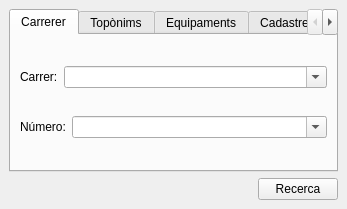
First picture: the form in ui/search_plus_dialog_base.ui, repository psigcat/searchplus-3, before the edit.
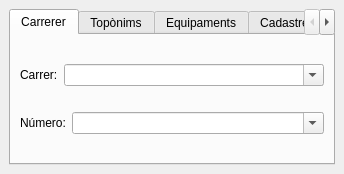
Second picture: the form after the edit. Custom widgets are drawn as their Qt base class.

Commit message: set lable selectable to allow cut&paste in case necessary

```diff
--- a/ui/search_plus_dialog_base.ui
+++ b/ui/search_plus_dialog_base.ui
@@ -6,10 +6,16 @@
    <rect>
     <x>0</x>
     <y>0</y>
-    <width>347</width>
-    <height>209</height>
+    <width>344</width>
+    <height>174</height>
    </rect>
   </property>
+  <property name="sizePolicy">
+   <sizepolicy hsizetype="Preferred" vsizetype="Maximum">
+    <horstretch>0</horstretch>
+    <verstretch>0</verstretch>
+   </sizepolicy>
+  </property>
   <property name="locale">
    <locale language="Catalan" country="Spain"/>
   </property>
@@ -232,37 +238,6 @@
       </widget>
      </widget>
     </item>
-    <item>
-     <layout class="QHBoxLayout" name="horizontalLayout">
-      <item>
-       <spacer name="horizontalSpacer">
-        <property name="orientation">
-         <enum>Qt::Horizontal</enum>
-        </property>
-        <property name="sizeHint" stdset="0">
-         <size>
-          <width>40</width>
-          <height>20</height>
-         </size>
-        </property>
-       </spacer>
-      </item>
-      <item>
-       <widget class="QPushButton" name="pushButton">
-        <property name="font">
-         <font>
-          <pointsize>9</pointsize>
-          <weight>50</weight>
-          <bold>false</bold>
-         </font>
-        </property>
-        <property name="text">
-         <string>Recerca</string>
-        </property>
-       </widget>
-      </item>
-     </layout>
-    </item>
    </layout>
   </widget>
  </widget>
```
Left out of the diff: 27 changed lines with no effect on the pictures. The commit also changes 1 other file.
